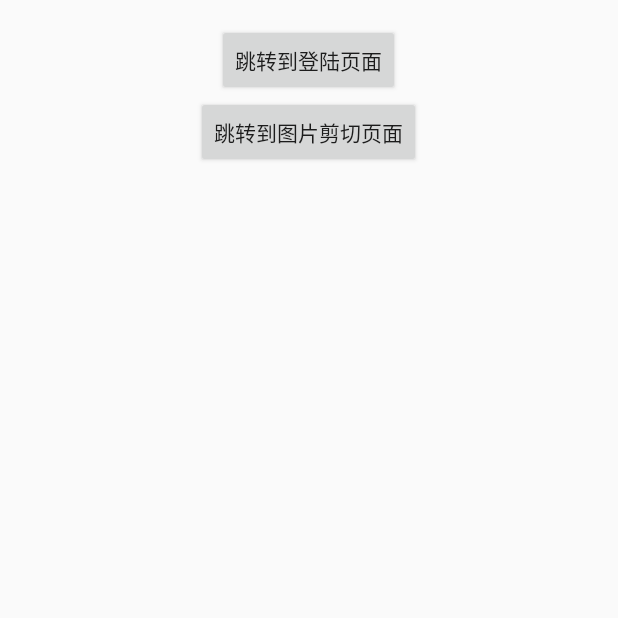
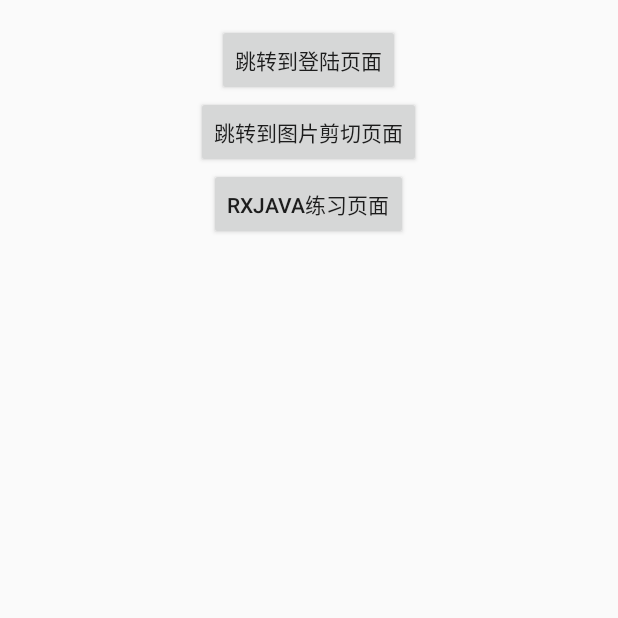
Before and after one commit to 18113693225/Login, an Android app: the screen it shows after launch (MainActivity), on a phone screen of 412 x 824 dp, the top half of it. Run offline under Robolectric (Android 15) with nearby library versions, the phone set to English and light mode, and no system bars; our stand-ins replace ButterKnife; libraries missing offline, so code that uses them is left out: com.squareup.leakcanary; 2 statements that could not run were skipped.

Commit message:
one step

```diff
--- a/app/build.gradle
+++ b/app/build.gradle
@@ -37,4 +37,7 @@ dependencies {
 
     compile 'com.github.bumptech.glide:glide:3.7.0'
     compile 'com.github.chrisbanes:PhotoView:1.3.1'
+
+    compile 'io.reactivex.rxjava2:rxjava:2.0.3'
+    compile 'io.reactivex.rxjava2:rxandroid:2.0.1'
 }
--- a/app/src/main/AndroidManifest.xml
+++ b/app/src/main/AndroidManifest.xml
@@ -32,6 +32,11 @@
             android:name=".ui.activity.TakePhotosActivity"
             android:screenOrientation="portrait"
             android:theme="@style/AppTheme.NoActionBar" />
+        <!--RxJava页面-->
+        <activity
+            android:name=".ui.activity.RxJavaActivity"
+            android:screenOrientation="portrait"
+            android:theme="@style/AppTheme.NoActionBar" />
     </application>
 
 </manifest>
--- a/app/src/main/java/com/lj/apps/login/ui/activity/MainActivity.java
+++ b/app/src/main/java/com/lj/apps/login/ui/activity/MainActivity.java
@@ -21,7 +21,7 @@ public class MainActivity extends BaseActivity {
         ButterKnife.bind(this);
     }
 
-    @OnClick({R.id.loginButton, R.id.takePhotoButton})
+    @OnClick({R.id.loginButton, R.id.takePhotoButton, R.id.rxJavaButton})
     public void onClick(View view) {
         switch (view.getId()) {
             case R.id.loginButton:
@@ -30,6 +30,9 @@ public class MainActivity extends BaseActivity {
             case R.id.takePhotoButton:
                 Navigator.startTakePhotoActivity(this);
                 break;
+            case R.id.rxJavaButton:
+                Navigator.startRxJavaActivity(this);
+                break;
             default:
                 break;
         }
--- a/app/src/main/res/layout/activity_main.xml
+++ b/app/src/main/res/layout/activity_main.xml
@@ -23,4 +23,11 @@
         android:layout_height="wrap_content"
         android:layout_gravity="center_horizontal"
         android:text="跳转到图片剪切页面" />
+
+    <Button
+        android:id="@+id/rxJavaButton"
+        android:layout_width="wrap_content"
+        android:layout_height="wrap_content"
+        android:layout_gravity="center_horizontal"
+        android:text="RxJava练习页面" />
 </LinearLayout>
```
Also changed, not shown: app/src/main/java/com/lj/apps/login/Navigator.java (+9 -0 lines), app/src/main/java/com/lj/apps/login/ui/activity/RxJavaActivity.java (added, +65 -0 lines), app/src/main/res/layout/activity_rxjava.xml (added, +7 -0 lines).
